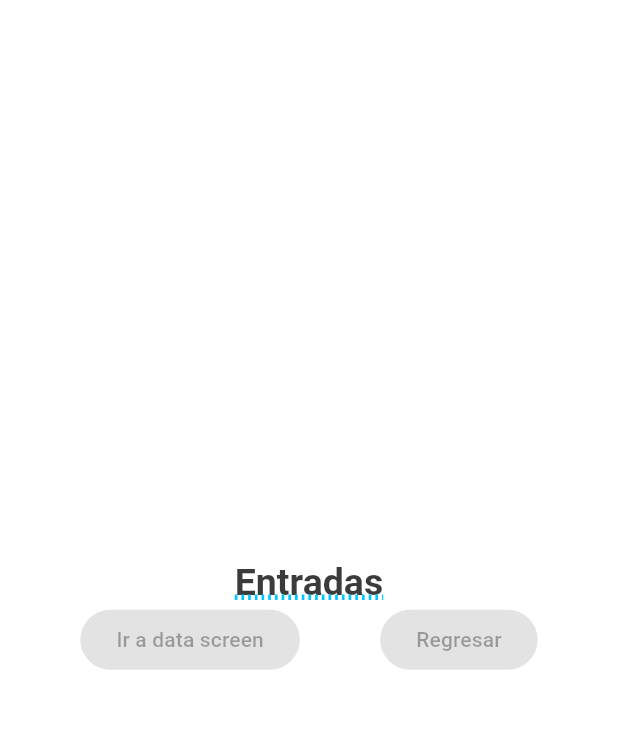
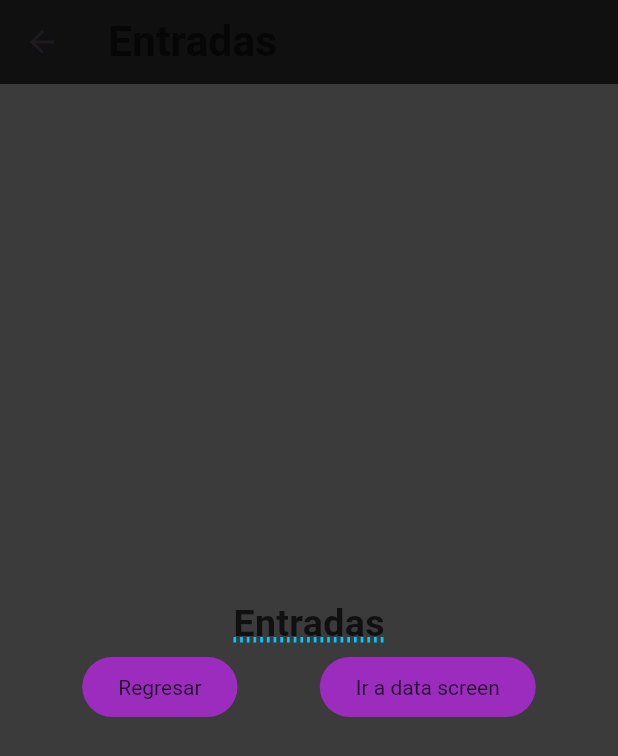
Before and after one commit to SpideryBook7/Componentes_flutter, a Flutter app: the screen it shows after launch, after a tap on "Entradas", on a phone screen of 412 x 824 dp. Shown: the top 756 px of the screen. Run offline on Flutter 3.47's test engine with Material 3 defaults, Android fonts, the phone set to English and light mode, and no system bars; our stand-ins replace google_fonts; Roboto replaces fonts that are missing (Adamina).

Commit message:
Changing the AppTheme and adding Scaffold to Inputs

```diff
--- a/lib/screens/home_screen.dart
+++ b/lib/screens/home_screen.dart
@@ -18,7 +18,10 @@ class HomeScreen extends StatelessWidget {
       body: ListView(
         children: [
           ListTile(
-              leading: const Icon(Icons.accessibility_new_sharp),
+              leading: IconTheme(
+                data: AppTheme.lightTheme.iconTheme,
+                child: const Icon(Icons.alternate_email),
+              ),
               title: Text(
                 'Entradas',
                 style: AppTheme.lightTheme.textTheme.bodySmall,
@@ -39,7 +42,10 @@ class HomeScreen extends StatelessWidget {
               }),
           const Divider(),
           ListTile(
-              leading: const Icon(Icons.list_alt_rounded),
+              leading: IconTheme(
+                data: AppTheme.lightTheme.iconTheme,
+                child: const Icon(Icons.account_balance),
+              ),
               title: Text(
                 'ListView.builder',
                 style: AppTheme.lightTheme.textTheme.bodySmall,
@@ -60,7 +66,10 @@ class HomeScreen extends StatelessWidget {
               }),
           const Divider(),
           ListTile(
-              leading: const Icon(Icons.notification_add),
+              leading: IconTheme(
+                data: AppTheme.lightTheme.iconTheme,
+                child: const Icon(Icons.add_box),
+              ),
               title: Text(
                 'Notificaciones',
                 style: AppTheme.lightTheme.textTheme.bodySmall,
--- a/lib/screens/inputs_screen.dart
+++ b/lib/screens/inputs_screen.dart
@@ -11,7 +11,9 @@ class InputScreen extends StatefulWidget {
 class _InputScreenState extends State<InputScreen> {
   @override
   Widget build(BuildContext context) {
-    return Column(
+    return Scaffold(
+      appBar: AppBar(title: const Text('Entradas')),
+      body: Column(
         mainAxisAlignment: MainAxisAlignment.center,
         children: [
           Text(
@@ -23,17 +25,18 @@ class _InputScreenState extends State<InputScreen> {
             children: [
               ElevatedButton(
                 onPressed: null,
-              child: Text('Ir a data screen'),
-            ),
-            ElevatedButton(
-              onPressed: null,
                 child: Text(
                   'Regresar',
                 ),
               ),
+              ElevatedButton(
+                onPressed: null,
+                child: Text('Ir a data screen'),
+              ),
             ],
           )
         ],
+      ),
     );
   }
 }
--- a/lib/theme/app_theme.dart
+++ b/lib/theme/app_theme.dart
@@ -10,8 +10,28 @@ class AppTheme {
   // Declaracion del thema light
   static final ThemeData lightTheme = ThemeData.light().copyWith(
     scaffoldBackgroundColor: blackColor,
-    appBarTheme: const AppBarTheme(
-      color: Color.fromARGB(3, 3, 3, 3),
+    appBarTheme: AppBarTheme(
+      color: blackColor,
+      titleTextStyle: GoogleFonts.adamina(
+        color: blackColor,
+        fontSize: 28.5,
+        fontWeight: FontWeight.bold,
+      ),
+    ),
+    iconTheme: const IconThemeData(
+      color: blackColor,
+      size: 29.0,
+    ),
+    elevatedButtonTheme: ElevatedButtonThemeData(
+      style: ButtonStyle(
+        backgroundColor: MaterialStateProperty.all(accentcolor),
+        foregroundColor: MaterialStateProperty.all(
+          blackColor,
+        ),
+        textStyle: MaterialStateProperty.all(
+          GoogleFonts.adamina(color: blackColor),
+        ),
+      ),
     ),
     textTheme: TextTheme(
       headlineLarge: GoogleFonts.adamina(
@@ -24,7 +44,7 @@ class AppTheme {
         decorationThickness: 3.0,
       ),
       bodySmall: GoogleFonts.mPlus1(
-        color: accentcolor,
+        color: blackColor,
         fontSize: 19.0,
         fontWeight: FontWeight.bold,
         fontStyle: FontStyle.italic,
```
Lines whose indentation alone changed are shown as unchanged.
